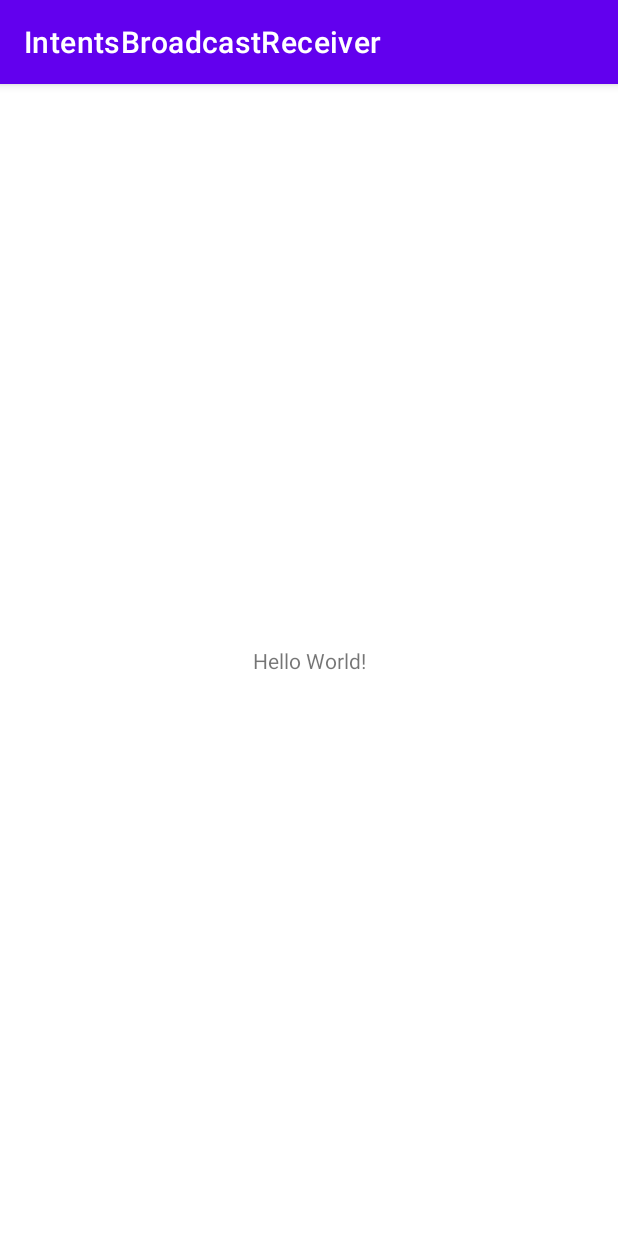
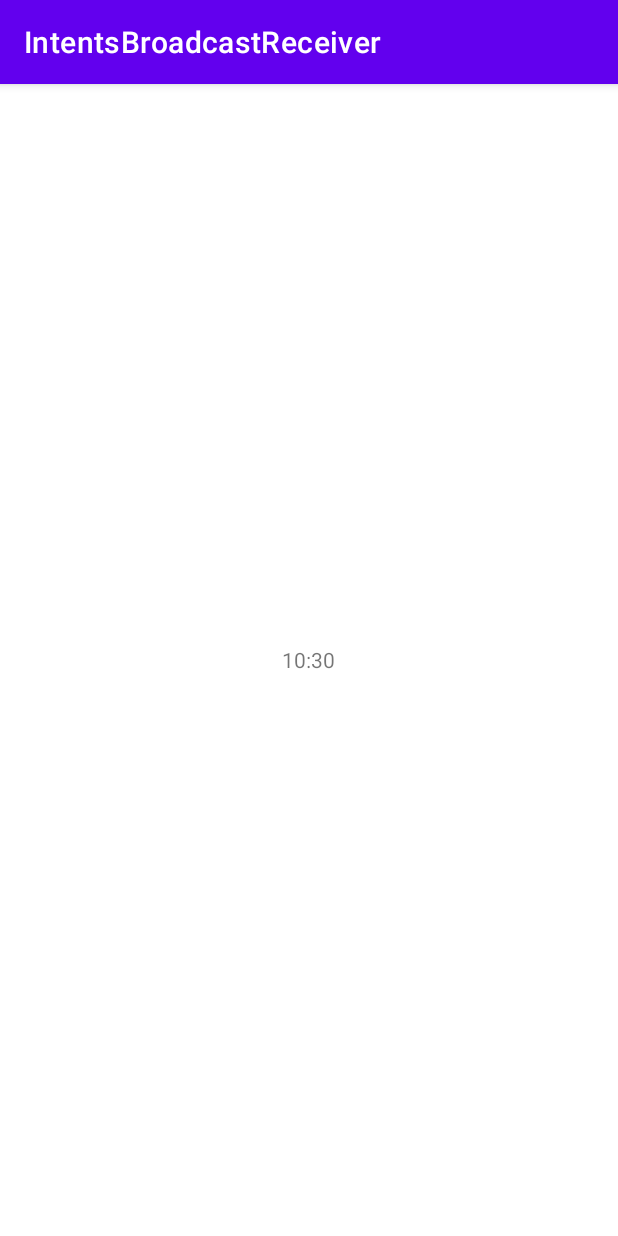
Before and after one commit to TheLordRalph/PMDM-RaulMoreta, an Android app: the screen it shows after launch (MainActivity), on a phone screen of 412 x 824 dp. Run offline under Robolectric (Android 15) with nearby library versions, the phone set to English and light mode, and no system bars.

Commit message:
Ciclo de vida de una Actividad. LogCat

```diff
--- a/IntentsBroadcastReceiver/app/src/main/java/com/raul/intents/activity/intents/activity/intentsbroadcastreceiver/MainActivity.java
+++ b/IntentsBroadcastReceiver/app/src/main/java/com/raul/intents/activity/intents/activity/intentsbroadcastreceiver/MainActivity.java
@@ -2,13 +2,79 @@ package com.raul.intents.activity.intents.activity.intentsbroadcastreceiver;
 
 import androidx.appcompat.app.AppCompatActivity;
 
+import android.content.BroadcastReceiver;
+import android.content.Context;
+import android.content.Intent;
+import android.content.IntentFilter;
 import android.os.Bundle;
+import android.util.Log;
+import android.widget.TextView;
+
+import java.util.Calendar;
 
 public class MainActivity extends AppCompatActivity {
 
+    BroadcastReceiver tickreceiver;
+
     @Override
     protected void onCreate(Bundle savedInstanceState) {
+        Log.v("MainActivity", "OnCreate()");
         super.onCreate(savedInstanceState);
         setContentView(R.layout.activity_main);
+
+        TextView hourTextView = (TextView) findViewById(R.id.hour);
+        TextView minuteTextView = (TextView) findViewById(R.id.minute);
+
+        hourTextView.setText(String.valueOf(Calendar.getInstance().get(Calendar.HOUR_OF_DAY)));
+        minuteTextView.setText(String.valueOf(Calendar.getInstance().get(Calendar.MINUTE)));
+
+        tickreceiver = new BroadcastReceiver() {
+            @Override
+            public void onReceive(Context context, Intent intent) {
+                if(intent.getAction().equals(Intent.ACTION_TIME_TICK)) {
+                    hourTextView.setText(String.valueOf(Calendar.getInstance().get(Calendar.HOUR_OF_DAY)));
+                    minuteTextView.setText(String.valueOf(Calendar.getInstance().get(Calendar.MINUTE)));
+                }
+            }
+        };
+
+        registerReceiver(tickreceiver, new IntentFilter(Intent.ACTION_TIME_TICK));
+    }
+
+    @Override
+    protected void onStop() {
+        Log.v("MainActivity", "OnStop()");
+        super.onStop();
+        unregisterReceiver(tickreceiver);
+    }
+
+    @Override
+    protected void onStart() {
+        Log.v("MainActivity", "OnStart()");
+        super.onStart();
+    }
+
+    @Override
+    protected void onResume() {
+        Log.v("MainActivity", "OnResume()");
+        super.onResume();
+    }
+
+    @Override
+    protected void onRestart() {
+        Log.v("MainActivity", "OnRestart()");
+        super.onRestart();
+    }
+
+    @Override
+    protected void onPause() {
+        Log.v("MainActivity", "OnPtop()");
+        super.onPause();
+    }
+
+    @Override
+    protected void onDestroy() {
+        Log.v("MainActivity", "OnDestroy()");
+        super.onDestroy();
     }
 }
--- a/IntentsBroadcastReceiver/app/src/main/res/layout/activity_main.xml
+++ b/IntentsBroadcastReceiver/app/src/main/res/layout/activity_main.xml
@@ -1,18 +1,24 @@
 <?xml version="1.0" encoding="utf-8"?>
-<androidx.constraintlayout.widget.ConstraintLayout xmlns:android="http://schemas.android.com/apk/res/android"
+<LinearLayout xmlns:android="http://schemas.android.com/apk/res/android"
     xmlns:app="http://schemas.android.com/apk/res-auto"
     xmlns:tools="http://schemas.android.com/tools"
     android:layout_width="match_parent"
     android:layout_height="match_parent"
+    android:orientation="horizontal"
+    android:gravity="center"
     tools:context=".MainActivity">
 
     <TextView
+        android:id="@+id/hour"
         android:layout_width="wrap_content"
-        android:layout_height="wrap_content"
-        android:text="Hello World!"
-        app:layout_constraintBottom_toBottomOf="parent"
-        app:layout_constraintLeft_toLeftOf="parent"
-        app:layout_constraintRight_toRightOf="parent"
-        app:layout_constraintTop_toTopOf="parent" />
+        android:layout_height="wrap_content"/>
+    <TextView
+        android:text=":"
+        android:layout_width="wrap_content"
+        android:layout_height="wrap_content"/>
+    <TextView
+        android:id="@+id/minute"
+        android:layout_width="wrap_content"
+        android:layout_height="wrap_content"/>
 
-</androidx.constraintlayout.widget.ConstraintLayout>
+</LinearLayout>
```
